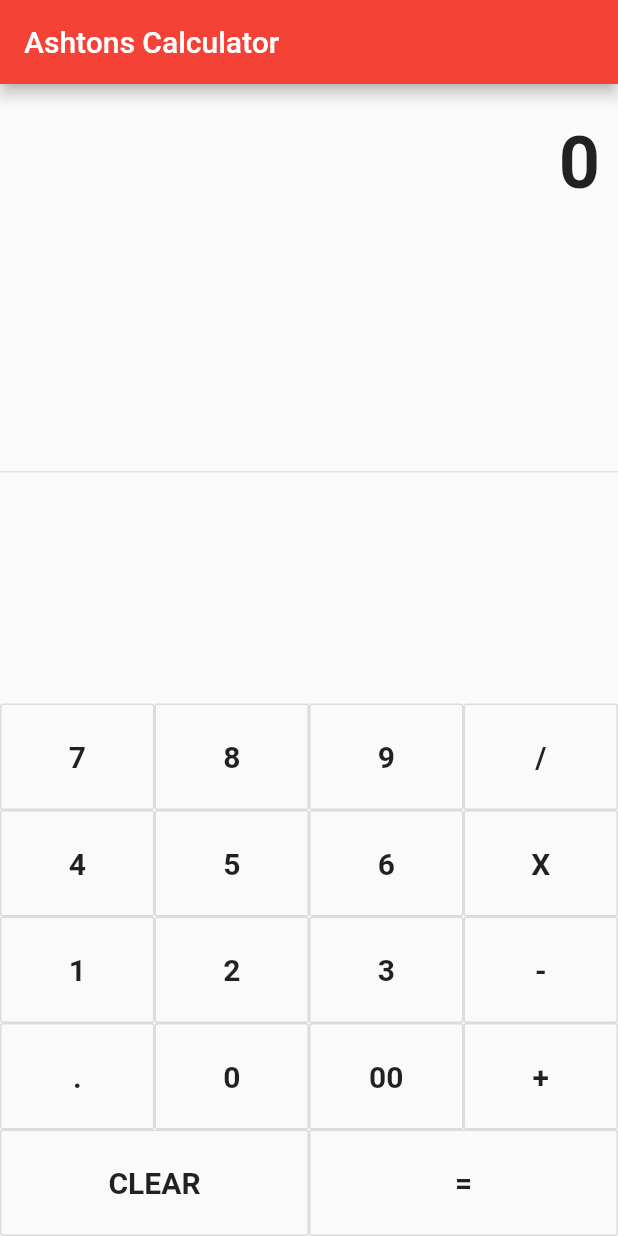
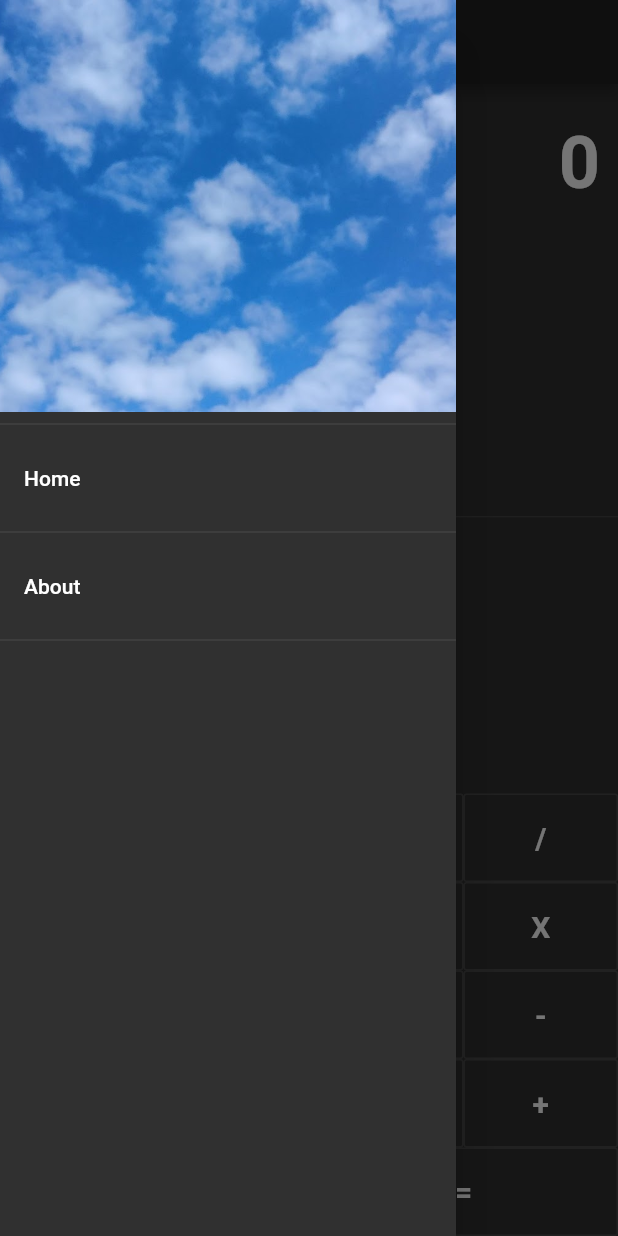
Before and after one commit to AshtonCable/Ashtons-Calculator, a Flutter app: the screen it shows after launch, with the side drawer open (before the commit the screen has no drawer), on a phone screen of 412 x 824 dp. Run offline on Flutter 3.47's test engine with Material 2 defaults, Android fonts, the phone set to English and light mode, and no system bars.

Commit message:
almost done
yeet

```diff
--- a/lib/main.dart
+++ b/lib/main.dart
@@ -7,14 +7,41 @@ class MyApp extends StatelessWidget {
   @override
   Widget build(BuildContext context) {
     return MaterialApp(
-
       debugShowCheckedModeBanner: false,
       title: 'Ashtons Calculator',
       theme: ThemeData(
         primarySwatch: Colors.red,
+        brightness: Brightness.dark,
       ),
       home: MyHomePage(title: 'Ashtons Calculator'),
     );
+  }
+}
+
+class About extends StatelessWidget {
+  @override
+  Widget build(BuildContext context) {
+    return Scaffold(
+        appBar: AppBar(
+          title: Text("About"),
+        ),
+        body: Center(
+          child: (Column(
+            mainAxisAlignment: MainAxisAlignment.center,
+            children: <Widget>[
+              Image.asset(
+                "assets/images/ashton.png",
+                width: 200,
+                height: 200,
+              ),
+              Text(
+                "This app was developed by me, Ashton Cable with Flutter and Dart, it is an open source project that I will be releasing on GitHub and the Google Play Store",
+                textAlign: TextAlign.center,
+                style: TextStyle(height: 1.5, fontSize: 13),
+              ),
+            ],
+          )),
+        ));
   }
 }
 
@@ -28,7 +55,6 @@ class MyHomePage extends StatefulWidget {
 }
 
 class _MyHomePageState extends State<MyHomePage> {
-
   String output = "0";
 
   String _output = "0";
@@ -36,35 +62,38 @@ class _MyHomePageState extends State<MyHomePage> {
   double num2 = 0.0;
   String operand = "";
 
-  buttonPressed(String buttonText){
-    if(buttonText == "CLEAR"){
+  buttonPressed(String buttonText) {
+    if (buttonText == "CLEAR") {
       _output = "0";
       num1 = 0.0;
       num2 = 0.0;
       operand = "";
-    } else if (buttonText == "+" || buttonText == "-" || buttonText == "/" || buttonText == "X") {
+    } else if (buttonText == "+" ||
+        buttonText == "-" ||
+        buttonText == "/" ||
+        buttonText == "X") {
       num1 = double.parse(output);
       operand = buttonText;
       _output = "0";
-    } else if(buttonText == "."){
-      if(_output.contains(".")){
+    } else if (buttonText == ".") {
+      if (_output.contains(".")) {
         print("Already contains a decimal");
         return;
-      }else {
+      } else {
         _output = _output + buttonText;
       }
-    } else if (buttonText == "="){
+    } else if (buttonText == "=") {
       num2 = double.parse(output);
-      if(operand == "+"){
+      if (operand == "+") {
         _output = (num1 + num2).toString();
       }
-      if(operand == "-"){
+      if (operand == "-") {
         _output = (num1 - num2).toString();
       }
-      if(operand == "X"){
+      if (operand == "X") {
         _output = (num1 * num2).toString();
       }
-      if(operand == "/"){
+      if (operand == "/") {
         _output = (num1 / num2).toString();
       }
 
@@ -80,22 +109,18 @@ class _MyHomePageState extends State<MyHomePage> {
     setState(() {
       output = double.parse(_output).toStringAsFixed(2);
     });
-
   }
 
   Widget buildButton(String buttonText) {
     return new Expanded(
       child: new OutlineButton(
-        padding: new EdgeInsets.all(24.0),
+        padding: new EdgeInsets.all(18.0),
         child: new Text(buttonText,
             style: TextStyle(
               fontSize: 20.0,
               fontWeight: FontWeight.bold,
-          )
-        ),
-        onPressed: () =>
-          buttonPressed(buttonText)
-        ,
+            )),
+        onPressed: () => buttonPressed(buttonText),
       ),
     );
   }
@@ -111,23 +136,23 @@ class _MyHomePageState extends State<MyHomePage> {
           children: [
             new Container(
               alignment: Alignment.centerRight,
-
               padding: new EdgeInsets.symmetric(
                 vertical: 24.0,
                 horizontal: 12.0,
-
               ),
-              child: new Text(output, style: new TextStyle(
+              child: new Text(
+                output,
+                style: new TextStyle(
                   fontSize: 48.0,
                   fontWeight: FontWeight.bold,
-              ),),
+                ),
+              ),
             ),
             new Expanded(
               child: new Divider(),
             ),
-
-
-            new Column(children: [
+            new Column(
+              children: [
                 new Row(
                   children: <Widget>[
                     buildButton("7"),
@@ -166,7 +191,48 @@ class _MyHomePageState extends State<MyHomePage> {
                     buildButton("="),
                   ],
                 ),
-            ],)
+              ],
+            )
+          ],
+        ),
+      ),
+      drawer: Drawer(
+        child: Column(
+          children: [
+            Expanded(
+              flex: 1,
+              child: Container(
+                width: MediaQuery.of(context).size.width * 0.85,
+                decoration: BoxDecoration(
+                    color: Colors.blue,
+                    image: DecorationImage(
+                        image: AssetImage("assets/images/drawerheader.png"),
+                        fit: BoxFit.cover)),
+              ),
+            ),
+            Expanded(
+              flex: 2,
+              child: ListView(children: [
+                Divider(),
+                ListTile(
+                  title: Text("Home"),
+                  onTap: () {
+                    Navigator.pop(context);
+                  },
+                ),
+                Divider(),
+                ListTile(
+                  title: Text("About"),
+                  onTap: () {
+                    Navigator.push(
+                      context,
+                      MaterialPageRoute(builder: (context) => About()),
+                    );
+                  },
+                ),
+                Divider(),
+              ]),
+            )
           ],
         ),
       ),
--- a/pubspec.yaml
+++ b/pubspec.yaml
@@ -41,8 +41,8 @@ flutter:
   uses-material-design: true
 
   # To add assets to your application, add an assets section, like this:
-  # assets:
-  #  - images/a_dot_burr.jpeg
+  assets:
+     - assets/images/
   #  - images/a_dot_ham.jpeg
 
   # An image asset can refer to one or more resolution-specific "variants", see
```
Also changed, not shown: assets/images/ashton.png (added), assets/images/drawerheader.png (added), pubspec.lock, 4 other files. Lines whose indentation alone changed are shown as unchanged.
